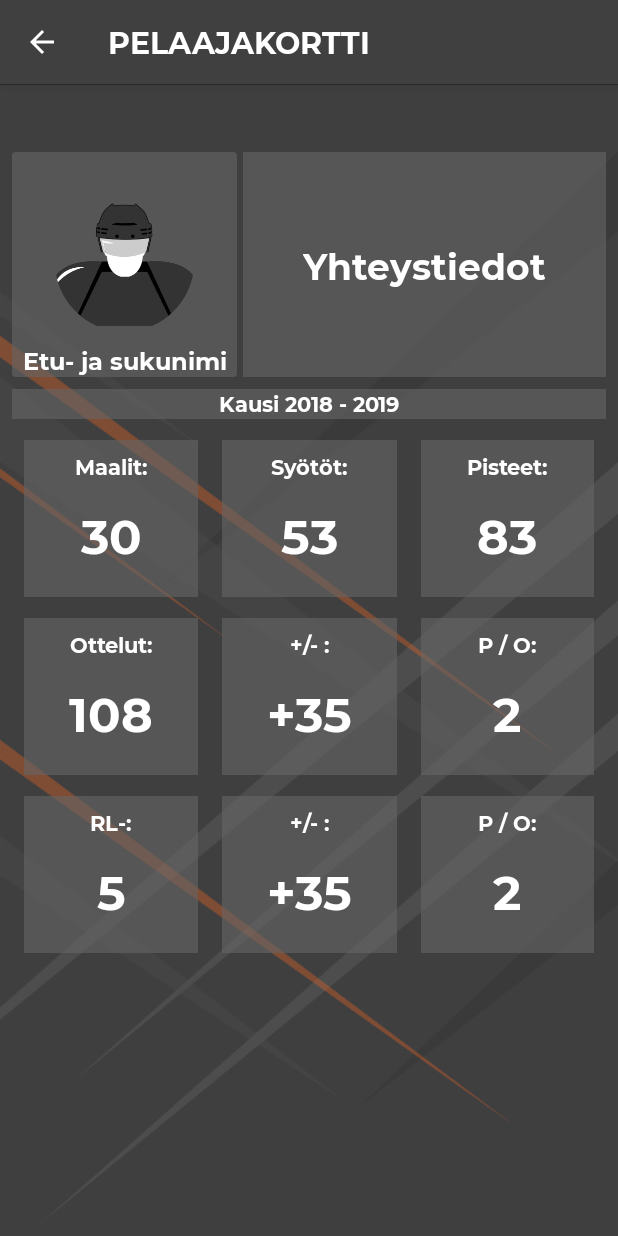
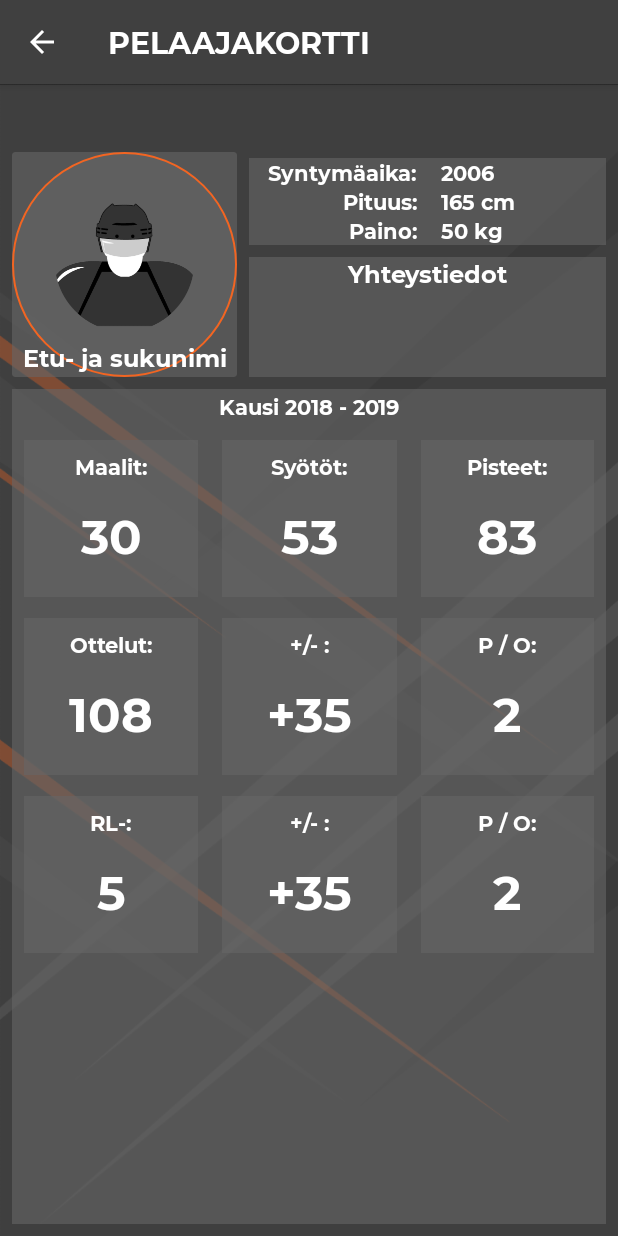
Before and after one commit to toniku/Android-Mobile-Software-Development-Project, an Android app: the PlayerCardActivity screen opened directly, with no data from a screen before it, on a phone screen of 412 x 824 dp. Run offline under Robolectric (Android 15) with nearby library versions, the phone set to English and light mode, and no system bars; 2 statements that could not run were skipped.

Commit message:
Update activity_playercard.xml

```diff
--- a/app/src/main/res/layout/activity_playercard.xml
+++ b/app/src/main/res/layout/activity_playercard.xml
@@ -26,7 +26,7 @@
             android:id="@+id/view2"
             android:layout_width="150dp"
             android:layout_height="150dp"
-            android:layout_marginEnd="4dp"
+            android:layout_marginEnd="8dp"
             android:elevation="12dp"
             app:cardBackgroundColor="@color/colorPrimaryDarkTransparent"
             app:cardElevation="0dp">
@@ -36,6 +36,7 @@
                 android:layout_width="match_parent"
                 android:layout_height="match_parent"
                 android:importantForAccessibility="no"
+                android:background="@drawable/circle_shape"
                 android:scaleType="centerCrop"
                 android:src="@drawable/playerdefaultimage" />
 
@@ -49,6 +50,7 @@
                 android:textColor="@color/colorWhite"
                 android:textSize="16sp"
                 android:textStyle="bold"
+                android:paddingBottom="2dp"
                 android:visibility="visible" />
 
         </android.support.v7.widget.CardView>
@@ -59,10 +61,85 @@
             android:layout_width="match_parent"
             android:layout_height="150dp"
             android:layout_weight="0"
+            android:gravity="bottom"
+            android:orientation="vertical"
+            tools:layout_marginLeft="8dp">
+
+            <LinearLayout
+                android:layout_width="match_parent"
+                android:layout_height="wrap_content"
+                android:background="@color/colorPrimaryDarkTransparent"
+                android:orientation="horizontal">
+
+                <LinearLayout
+                    android:layout_width="112dp"
+                    android:layout_height="match_parent"
+                    android:gravity="right"
+                    android:orientation="vertical">
+
+                    <TextView
+                        android:id="@+id/textView8"
+                        android:layout_width="match_parent"
+                        android:layout_height="wrap_content"
+                        android:gravity="right"
+                        android:text="Syntymäaika:"
+                        android:textColor="@color/colorWhite" />
+
+                    <TextView
+                        android:id="@+id/textView9"
+                        android:layout_width="match_parent"
+                        android:layout_height="wrap_content"
+                        android:gravity="right"
+                        android:text="Pituus:"
+                        android:textColor="@color/colorWhite" />
+
+                    <TextView
+                        android:id="@+id/textView10"
+                        android:layout_width="match_parent"
+                        android:layout_height="wrap_content"
+                        android:gravity="right"
+                        android:text="Paino:"
+                        android:textColor="@color/colorWhite" />
+
+                </LinearLayout>
+
+                <LinearLayout
+                    android:layout_width="111dp"
+                    android:layout_height="match_parent"
+                    android:orientation="vertical"
+                    android:paddingLeft="16dp">
+
+                    <TextView
+                        android:id="@+id/textView11"
+                        android:layout_width="match_parent"
+                        android:layout_height="wrap_content"
+                        android:text="2006"
+                        android:textColor="@color/colorWhite" />
+
+                    <TextView
+                        android:id="@+id/textView12"
+                        android:layout_width="match_parent"
+                        android:layout_height="wrap_content"
+                        android:text="165 cm"
+                        android:textColor="@color/colorWhite" />
+
+                    <TextView
+                        android:id="@+id/textView13"
+                        android:layout_width="match_parent"
+                        android:layout_height="wrap_content"
+                        android:text="50 kg"
+                        android:textColor="@color/colorWhite" />
+                </LinearLayout>
+
+            </LinearLayout>
+
+            <LinearLayout
+                android:layout_width="match_parent"
+                android:layout_height="wrap_content"
+                android:layout_marginTop="8dp"
                 android:background="@color/colorPrimaryDarkTransparent"
                 android:gravity="bottom|center"
-            android:orientation="vertical"
-            tools:layout_marginLeft="4dp">
+                android:orientation="vertical">
 
                 <TextView
                     android:id="@+id/textView15"
@@ -71,7 +148,7 @@
                     android:gravity="center"
                     android:text="@string/contact_info"
                     android:textColor="@color/colorWhite"
-                android:textSize="24sp"
+                    android:textSize="16sp"
                     android:textStyle="bold"
                     tools:layout_conversion_absoluteHeight="22dp"
                     tools:layout_conversion_absoluteWidth="112dp"
@@ -108,7 +185,7 @@
                     android:id="@+id/playerPhoneNumberTextView"
                     android:layout_width="wrap_content"
                     android:layout_height="wrap_content"
-                android:gravity="center"
+                    android:gravity="bottom|center"
                     android:text="040 9997 755"
                     android:textColor="@color/colorWhite"
                     android:textSize="14sp"
@@ -121,14 +198,17 @@
 
         </LinearLayout>
 
+    </LinearLayout>
+
     <TextView
         android:id="@+id/seasonTextView"
         android:layout_width="0dp"
         android:layout_height="20dp"
         android:layout_column="1"
         android:layout_marginStart="8dp"
+        android:layout_marginEnd="8dp"
         android:layout_marginTop="8dp"
-        android:layout_marginEnd="8dp"
+        android:paddingTop="2dp"
         android:background="@color/colorPrimaryDarkTransparent"
         android:text="@string/season_2018_2019"
         android:textAlignment="center"
@@ -139,7 +219,7 @@
         app:layout_constraintHorizontal_bias="0.0"
         app:layout_constraintStart_toStartOf="parent"
         app:layout_constraintTop_toBottomOf="@+id/info3Linearlayout"
-        tools:layout_marginTop="4dp" />
+        />
 
     <ScrollView
         android:layout_width="match_parent"
@@ -147,7 +227,7 @@
         android:layout_marginStart="8dp"
         android:layout_marginEnd="8dp"
         android:layout_marginBottom="8dp"
-        android:background="@color/colorPrimaryDarkTransparent100"
+        android:background="@color/colorPrimaryDarkTransparent"
         android:fillViewport="true"
         app:layout_constraintBottom_toBottomOf="parent"
         app:layout_constraintEnd_toEndOf="parent"
@@ -502,68 +582,9 @@
                 </LinearLayout>
 
             </TableRow>
-            <!--<TableRow
-                android:layout_width="match_parent"
-                android:layout_height="match_parent">
-
-                <TextView
-                    android:id="@+id/playerGames"
-                    android:layout_width="100dp"
-                    android:layout_height="100dp"
-                    android:layout_column="0"
-                    android:layout_marginLeft="14dp"
-                    android:layout_marginTop="14dp"
-                    android:layout_weight="33"
-                    android:background="@color/colorPrimaryDarkTransparent"
-                    android:paddingTop="14dp"
-                    android:text="Ottelut"
-                    android:textAlignment="center"
-                    android:textColor="@color/colorWhite"
-                    android:textSize="14sp"
-                    android:textStyle="bold"
-                    tools:layout_marginLeft="16dp" />
-
-
-                <TextView
-                    android:id="@+id/playerGameTime"
-                    android:layout_width="100dp"
-                    android:layout_height="100dp"
-                    android:layout_column=""
-                    android:layout_marginLeft="14dp"
-                    android:layout_marginTop="14dp"
-                    android:layout_weight="33"
-                    android:background="@color/colorPrimaryDarkTransparent"
-                    android:paddingTop="14dp"
-                    android:text="Peliaika"
-                    android:textAlignment="center"
-                    android:textColor="@color/colorWhite"
-                    android:textSize="14sp"
-                    android:textStyle="bold"
-                    tools:layout_marginLeft="14dp" />
-
-                <TextView
-                    android:id="@+id/playerPenalty"
-                    android:layout_width="100dp"
-                    android:layout_height="100dp"
-                    android:layout_column=""
-                    android:layout_marginLeft="14dp"
-                    android:layout_marginTop="14dp"
-                    android:layout_marginRight="14dp"
-                    android:layout_weight="33"
-                    android:background="@color/colorPrimaryDarkTransparent"
-                    android:paddingTop="14dp"
-                    android:text="Rangaistukset"
-                    android:textAlignment="center"
-                    android:textColor="@color/colorWhite"
-                    android:textSize="14sp"
-                    android:textStyle="bold"
-                    tools:layout_marginTop="14dp" />
-
-            </TableRow>-->
 
         </TableLayout>
 
     </ScrollView>
 
-
 </android.support.constraint.ConstraintLayout>
```
Lines whose indentation alone changed are shown as unchanged.
